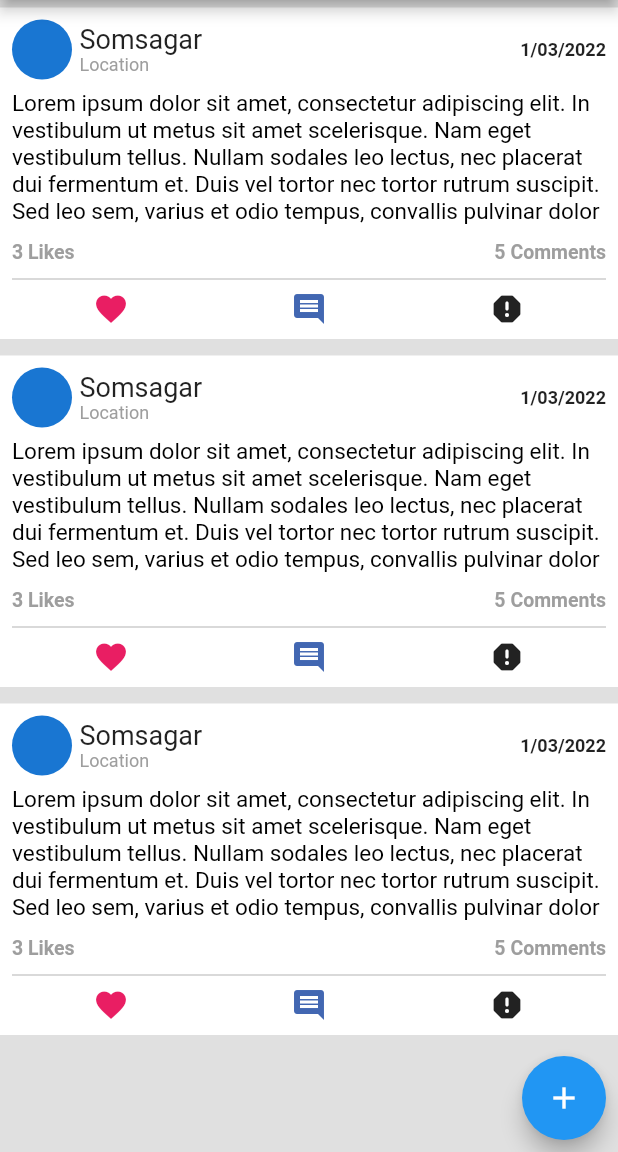
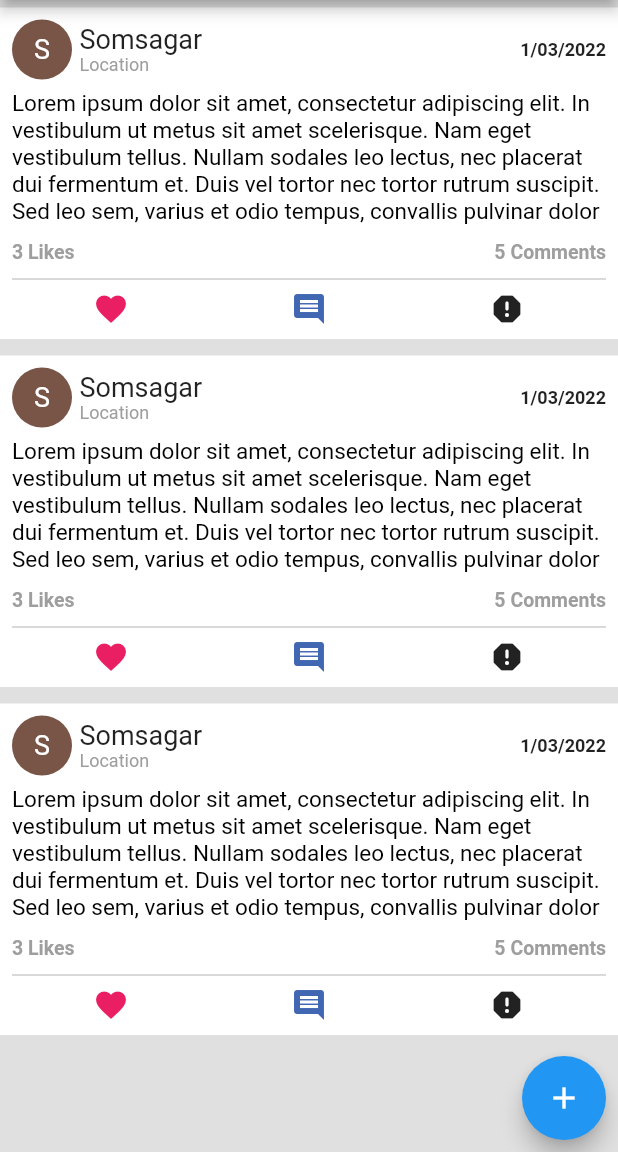
Before and after one commit to aditya-taparia/googleSolutionChallenge, a Flutter app: the Forum screen opened directly, on a phone screen of 412 x 824 dp, the part 84-1236 px from its top. Run offline on Flutter 3.47's test engine with Material 2 defaults, Android fonts, the phone set to English and light mode, and no system bars; our stand-ins replace cloud_firestore, firebase_auth, firebase_core, google_fonts, google_maps_flutter, google_sign_in and 5 more; missing offline and left inert: particles_flutter, side_header_list_view; accounts and stored records are empty.

Commit message:
map_edit

```diff
--- a/lib/screens/home/Screens/forumscreen.dart
+++ b/lib/screens/home/Screens/forumscreen.dart
@@ -1,4 +1,7 @@
+import 'dart:math';
+
 import 'package:flutter/material.dart';
+import 'package:googlesolutionchallenge/screens/home/Screens/addforum.dart';
 import 'package:googlesolutionchallenge/screens/home/Screens/forummodel.dart';
 
 class ForumScreen extends StatefulWidget {
@@ -21,10 +24,9 @@ class _ForumScreenState extends State<ForumScreen> {
               itemCount: forum.length,
               itemBuilder: (BuildContext context, int index) {
                 final forums = forum[index];
-                return Expanded(
-                  child: Container(
-                    margin: EdgeInsets.only(top: 5.0, bottom: 5.0),
-                    padding: EdgeInsets.fromLTRB(0, 0, 0, 1),
+                return Container(
+                  margin: const EdgeInsets.only(top: 5.0, bottom: 5.0),
+                  padding: const EdgeInsets.fromLTRB(0, 0, 0, 1),
                   child: Container(
                     color: Colors.white,
                     child: Padding(
@@ -38,8 +40,18 @@ class _ForumScreenState extends State<ForumScreen> {
                               Container(
                                 child: Row(
                                   children: [
-                                      CircleAvatar(),
-                                      SizedBox(
+                                    CircleAvatar(
+                                      backgroundColor: Colors.primaries[Random()
+                                          .nextInt(Colors.primaries.length)],
+                                      child: Text(
+                                        forums.sender.name[0],
+                                        style: const TextStyle(
+                                          color: Colors.white,
+                                          fontSize: 18,
+                                        ),
+                                      ),
+                                    ),
+                                    const SizedBox(
                                       width: 5,
                                     ),
                                     Column(
@@ -50,11 +62,10 @@ class _ForumScreenState extends State<ForumScreen> {
                                           forums.sender.name,
                                           style: TextStyle(fontSize: 18),
                                         ),
-                                          Text(
+                                        const Text(
                                           'Location',
                                           style: TextStyle(
-                                                fontSize: 12,
-                                                color: Colors.grey),
+                                              fontSize: 12, color: Colors.grey),
                                         ),
                                       ],
                                     ),
@@ -63,22 +74,20 @@ class _ForumScreenState extends State<ForumScreen> {
                               ),
                               Text(
                                 forums.time,
-                                  style: TextStyle(
+                                style: const TextStyle(
                                   fontSize: 12,
                                   fontWeight: FontWeight.bold,
                                 ),
                               ),
                             ],
                           ),
-                            SizedBox(
+                          const SizedBox(
                             height: 7,
                           ),
-                            Container(
-                              child: Text(
+                          Text(
                             forums.msg,
-                                style: TextStyle(
+                            style: const TextStyle(
                                 fontSize: 15, color: Colors.black),
-                              ),
                           ),
                           Padding(
                             padding: const EdgeInsets.only(top: 8.0),
@@ -90,12 +99,12 @@ class _ForumScreenState extends State<ForumScreen> {
                                 children: [
                                   Text(
                                     forums.numLiked.toString() + ' Likes',
-                                      style: TextStyle(
+                                    style: const TextStyle(
                                         color: Colors.grey,
                                         fontSize: 13,
                                         fontWeight: FontWeight.bold),
                                   ),
-                                    Text('5 Comments',
+                                  const Text('5 Comments',
                                       style: TextStyle(
                                           color: Colors.grey,
                                           fontSize: 13,
@@ -104,7 +113,7 @@ class _ForumScreenState extends State<ForumScreen> {
                               ),
                             ),
                           ),
-                            Divider(
+                          const Divider(
                             thickness: 0.2,
                             color: Colors.black,
                           ),
@@ -122,14 +131,14 @@ class _ForumScreenState extends State<ForumScreen> {
                               ),
                               GestureDetector(
                                 onTap: () {},
-                                  child: Icon(
+                                child: const Icon(
                                   Icons.comment,
                                   color: Color.fromRGBO(66, 103, 178, 1),
                                 ),
                               ),
                               GestureDetector(
                                 onTap: () {},
-                                  child: Icon(
+                                child: const Icon(
                                   Icons.report_rounded,
                                   // color: Colors.white,
                                 ),
@@ -137,7 +146,6 @@ class _ForumScreenState extends State<ForumScreen> {
                             ],
                           )
                         ],
-                        ),
                       ),
                     ),
                   ),
@@ -149,8 +157,9 @@ class _ForumScreenState extends State<ForumScreen> {
           child: Align(
             alignment: Alignment.bottomRight,
             child: FloatingActionButton(
-              onPressed: () {},
-              child: Icon(
+              onPressed: () => Navigator.push(
+                  context, MaterialPageRoute(builder: (context) => Addforum())),
+              child: const Icon(
                 Icons.add,
               ),
             ),
```
Also changed, not shown: lib/screens/home/Screens/addforum.dart (added, +80 -0 lines), lib/screens/home/Screens/map.dart (+25 -42 lines), assets/destination_pin.png (added), assets/source_pin.png (added). Lines whose indentation alone changed are shown as unchanged.
